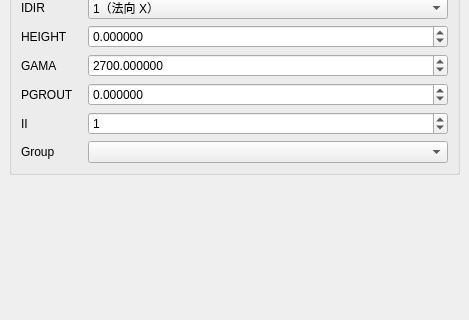
Qt form plugins/Base_PhysicalField/GeoStressFitFacePage.ui (asd977/base_cae) before a commit; both pictures show x 0 to 469 and y 183 to 503 of the 469 by 793 pixel window.
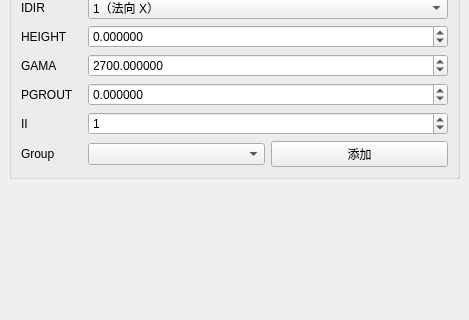
The same form after that commit. Custom widgets are drawn as their Qt base class.

Commit message: Move physical field batch-add buttons into UI layouts

Diff of the .ui file:
```diff
--- a/plugins/Base_PhysicalField/GeoStressFitFacePage.ui
+++ b/plugins/Base_PhysicalField/GeoStressFitFacePage.ui
@@ -199,7 +199,18 @@
        <widget class="CustomComboBox" name="comboBoxDim" />
       </item>
       <item row="8" column="1">
-       <widget class="CustomComboBox" name="comboBoxGroup" />
+              <layout class="QHBoxLayout" name="horizontalLayoutGroupSelect">
+        <item>
+         <widget class="CustomComboBox" name="comboBoxGroup" />
+        </item>
+        <item>
+         <widget class="QPushButton" name="btnBatchAdd">
+          <property name="text">
+           <string>添加</string>
+          </property>
+         </widget>
+        </item>
+       </layout>
       </item>
       <item row="8" column="0">
        <widget class="QLabel" name="labelGroup">
```
The commit also changes 19 other files.
